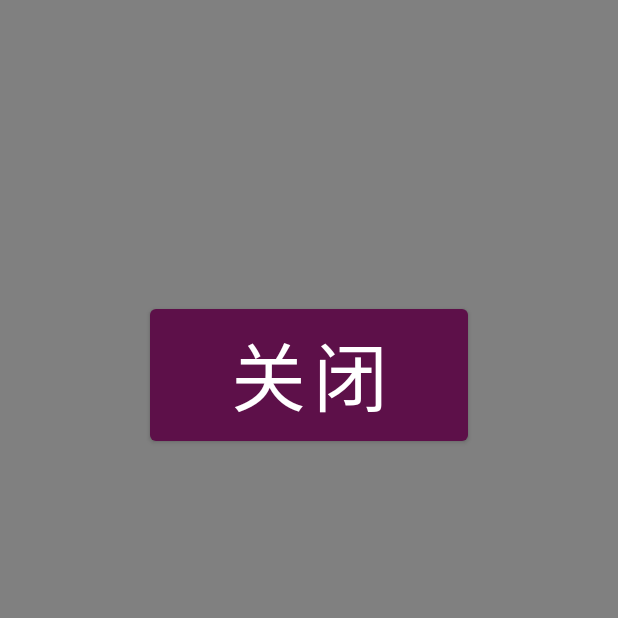
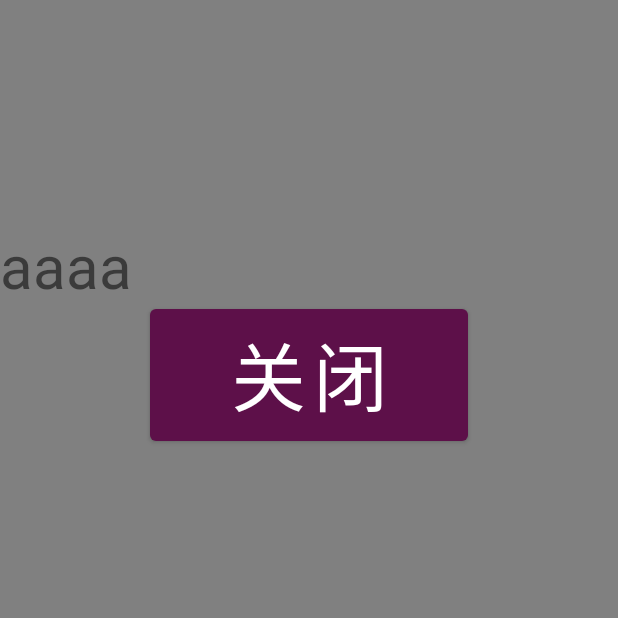
Before and after one commit to 2quarius/remainder, an Android app: the AlarmRemindActivity screen opened directly, with no data from a screen before it, on a phone screen of 412 x 824 dp, the top half of it. Run offline under Robolectric (Android 15) with nearby library versions, the phone set to English and light mode, and no system bars.

Commit message:
提醒页面v0.2

```diff
--- a/trail/app/src/main/java/com/example/trail/Utility/AlarmRemindActivity.java
+++ b/trail/app/src/main/java/com/example/trail/Utility/AlarmRemindActivity.java
@@ -5,6 +5,7 @@ import android.os.Bundle;
 import android.view.View;
 import android.widget.Button;
 import android.widget.TextView;
+import android.widget.Toast;
 
 import androidx.appcompat.app.AppCompatActivity;
 
@@ -24,23 +25,22 @@ public class AlarmRemindActivity extends AppCompatActivity {
         super.onCreate(savedInstanceState);
         setContentView(R.layout.activity_alarm_remind);
 
-        /*title = findViewById(R.id.show_title);
+        title = findViewById(R.id.show_title);
         description = findViewById(R.id.show_description);
         endRemind = findViewById(R.id.btn_end_remind);
 
         Intent intent = getIntent();
         task = (Task) intent.getSerializableExtra("task");
-        title.setText(task.title);
-        description.setText(task.description);
-        Intent newintent = new Intent();
-        intent.setAction("alarm_remind");
-        sendBroadcast(newintent);
+        title.setText("aaaa");
+        description.setText("aaaa");
+        //title.setText(task.title);
+        //description.setText(task.description);
 
         endRemind.setOnClickListener(new View.OnClickListener() {
             @Override
             public void onClick(View view) {
                 onBackPressed();
             }
-        });*/
+        });
     }
 }
```
Also changed, not shown: trail/app/src/main/AndroidManifest.xml (+2 -8 lines), trail/app/src/main/java/com/example/trail/MainActivity.java (+4 -6 lines), trail/app/src/main/java/com/example/trail/Utility/AlarmBroadcast.java (+11 -1 lines).
